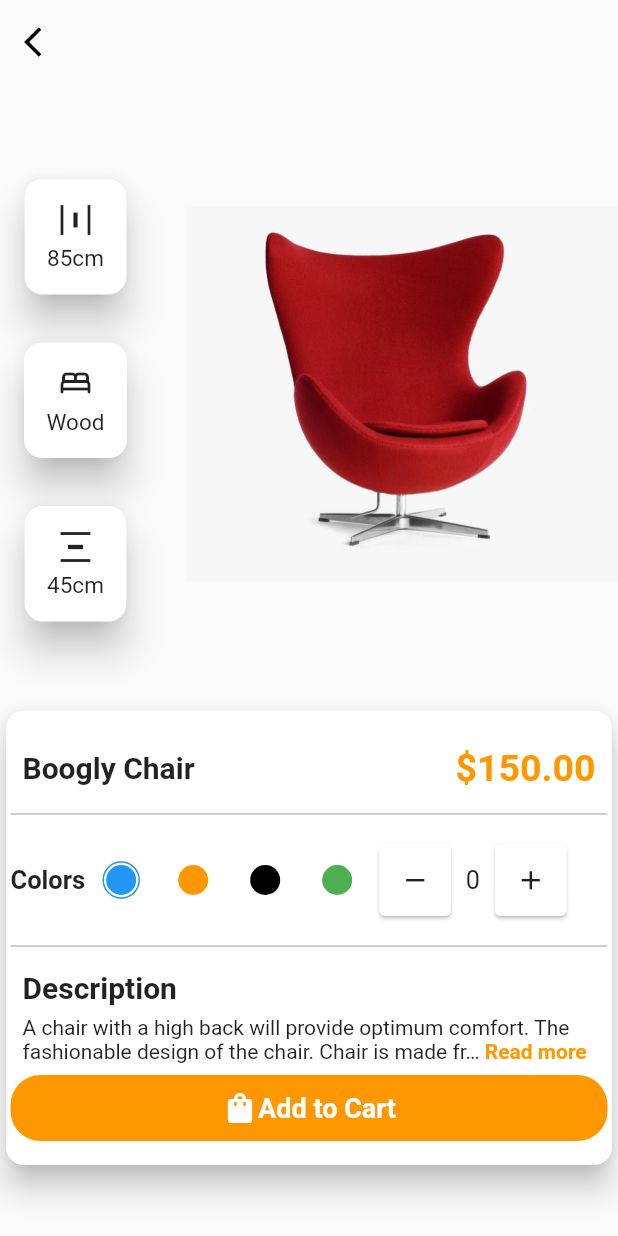
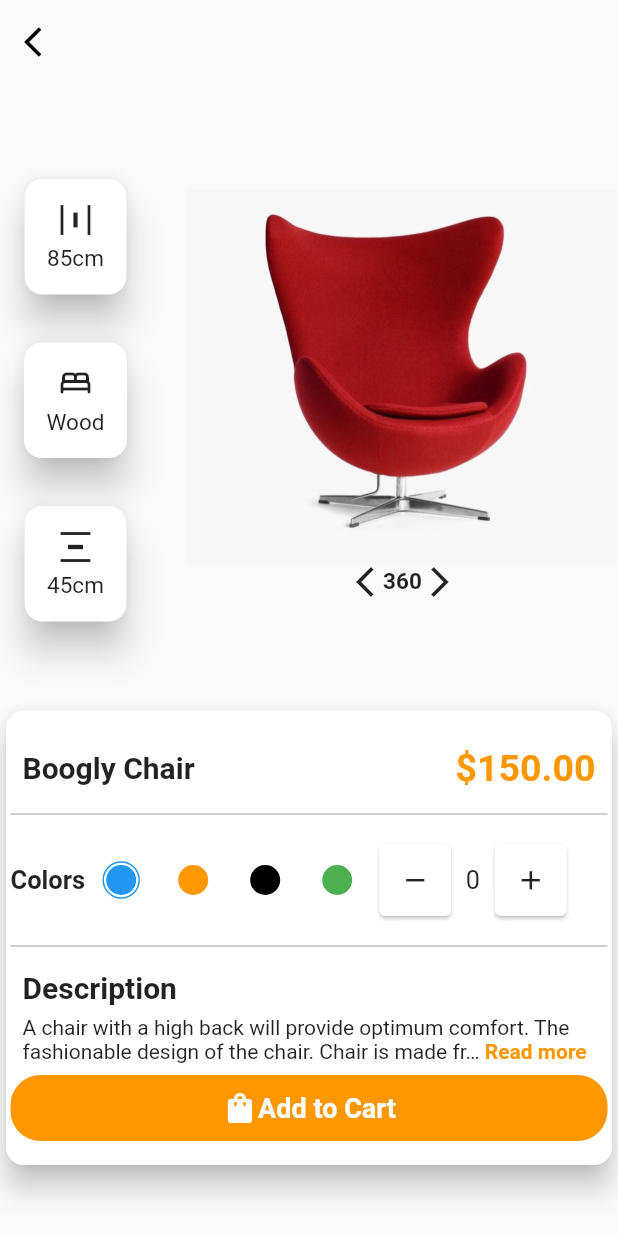
Before and after one commit to emekss/Furniture_Store_UI, a Flutter app: the DetailsPage screen opened by its route, on a phone screen of 412 x 824 dp. Run offline on Flutter 3.47's test engine with Material 2 defaults, Android fonts, the phone set to English and light mode, and no system bars; drawn by our look-alikes of readmore; our stand-ins replace google_nav_bar.

Commit message:
update details page

```diff
--- a/lib/pages/details_page.dart
+++ b/lib/pages/details_page.dart
@@ -53,6 +53,19 @@ class _DetailsPageState extends State<DetailsPage> {
                     'assets/images/chair1.png',
                     height: 250,
                   ),
+                  const Row(
+                    children: [
+                      Icon(Icons.arrow_back_ios_new_outlined),
+                      Text(
+                        '360',
+                        style: TextStyle(
+                          fontWeight: FontWeight.bold,
+                          fontSize: 15,
+                        ),
+                      ),
+                      Icon(Icons.arrow_forward_ios_outlined)
+                    ],
+                  )
                 ],
               )
             ],
--- a/lib/util/custom_stepper.dart
+++ b/lib/util/custom_stepper.dart
@@ -1,5 +1,6 @@
 import 'package:flutter/material.dart';
 
+// ignore: must_be_immutable
 class CustomStepper extends StatefulWidget {
   final int lowerLimit;
   final int upperLimit;
```
